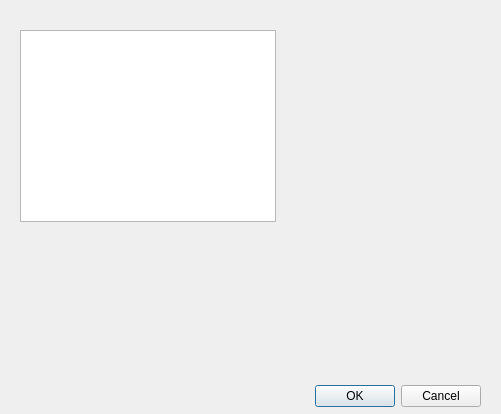
This is Maquinas.ui in josejacomeb/Maquinas as Qt 5 draws it before an edit. The edited form follows.
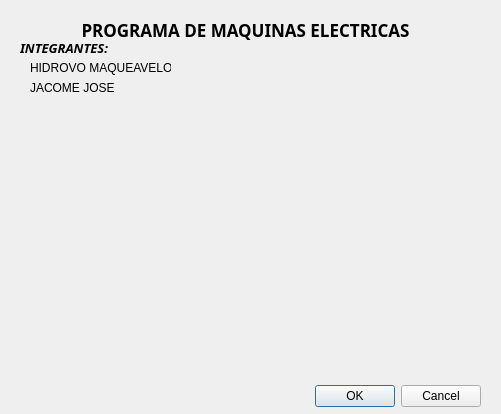
This is the edited form.

Commit message: Añadido archivo principal para la ejecución de código

The edit to the form file:
```diff
--- a/Maquinas.ui
+++ b/Maquinas.ui
@@ -32,13 +32,88 @@
     <set>QDialogButtonBox::Cancel|QDialogButtonBox::Ok</set>
    </property>
   </widget>
-  <widget class="QGraphicsView" name="graphicsView">
+  <widget class="QLabel" name="label">
+   <property name="geometry">
+    <rect>
+     <x>60</x>
+     <y>20</y>
+     <width>371</width>
+     <height>20</height>
+    </rect>
+   </property>
+   <property name="font">
+    <font>
+     <family>Sans</family>
+     <pointsize>13</pointsize>
+     <weight>75</weight>
+     <bold>true</bold>
+    </font>
+   </property>
+   <property name="layoutDirection">
+    <enum>Qt::LeftToRight</enum>
+   </property>
+   <property name="text">
+    <string>PROGRAMA DE MAQUINAS ELECTRICAS</string>
+   </property>
+   <property name="alignment">
+    <set>Qt::AlignCenter</set>
+   </property>
+  </widget>
+  <widget class="QLabel" name="label_2">
    <property name="geometry">
     <rect>
      <x>20</x>
-     <y>30</y>
-     <width>256</width>
-     <height>192</height>
+     <y>40</y>
+     <width>141</width>
+     <height>16</height>
+    </rect>
+   </property>
+   <property name="font">
+    <font>
+     <family>Sans</family>
+     <pointsize>10</pointsize>
+     <weight>75</weight>
+     <italic>true</italic>
+     <bold>true</bold>
+    </font>
+   </property>
+   <property name="text">
+    <string>INTEGRANTES:</string>
+   </property>
+  </widget>
+  <widget class="QLabel" name="label_3">
+   <property name="geometry">
+    <rect>
+     <x>30</x>
+     <y>60</y>
+     <width>141</width>
+     <height>16</height>
+    </rect>
+   </property>
+   <property name="text">
+    <string>HIDROVO MAQUEAVELO</string>
+   </property>
+  </widget>
+  <widget class="QLabel" name="label_4">
+   <property name="geometry">
+    <rect>
+     <x>30</x>
+     <y>80</y>
+     <width>141</width>
+     <height>16</height>
+    </rect>
+   </property>
+   <property name="text">
+    <string>JACOME JOSE</string>
+   </property>
+  </widget>
+  <widget class="QWidget" name="widget" native="true">
+   <property name="geometry">
+    <rect>
+     <x>10</x>
+     <y>110</y>
+     <width>301</width>
+     <height>221</height>
     </rect>
    </property>
   </widget>
```
The commit also changes 2 other files.
